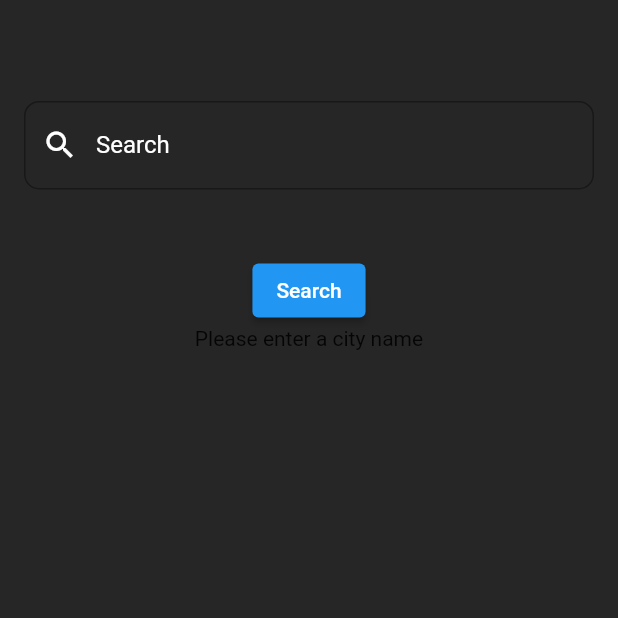
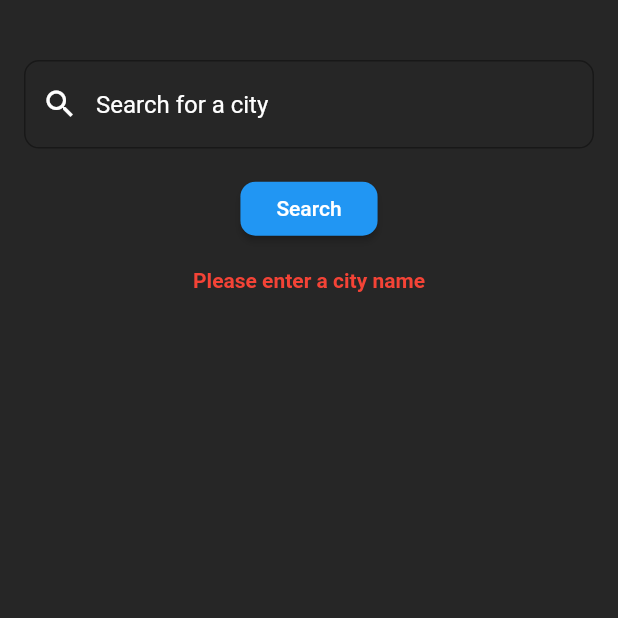
Before and after one commit to riVFerd/weather-app, a Flutter app: the screen it shows after launch, on a phone screen of 412 x 824 dp, the top half of it. Run offline on Flutter 3.47's test engine with Material 2 defaults, Android fonts, the phone set to English and light mode, and no system bars; our stand-ins replace bloc, dio, equatable, flutter_bloc.

Commit message:
improve some view component

```diff
--- /dev/null
+++ b/lib/components/error_text.dart
@@ -0,0 +1,20 @@
+import 'package:flutter/material.dart';
+
+class ErrorText extends StatelessWidget {
+  final String textContent;
+
+  const ErrorText({
+    super.key, required this.textContent,
+  });
+
+  @override
+  Widget build(BuildContext context) {
+    return Text(
+      textContent,
+      style: const TextStyle(
+        color: Colors.red,
+        fontWeight: FontWeight.bold,
+      ),
+    );
+  }
+}
--- a/lib/components/input_field.dart
+++ b/lib/components/input_field.dart
@@ -1,18 +1,24 @@
 import 'package:flutter/material.dart';
+import 'package:flutter_bloc/flutter_bloc.dart';
+import 'package:weather_app/bloc/weather_bloc.dart';
 
 class InputField extends StatelessWidget {
   final TextEditingController inputController;
 
   const InputField({
-    super.key, required this.inputController,
+    super.key,
+    required this.inputController,
   });
 
   @override
   Widget build(BuildContext context) {
-    return TextField(
+    return Column(
+      mainAxisAlignment: MainAxisAlignment.spaceEvenly,
+      children: [
+        TextField(
           controller: inputController,
           decoration: const InputDecoration(
-        hintText: 'Search',
+            hintText: 'Search for a city',
             hintStyle: TextStyle(
               color: Colors.white,
             ),
@@ -30,6 +36,23 @@ class InputField extends StatelessWidget {
             color: Colors.white,
             fontSize: 16,
           ),
+        ),
+        ElevatedButton(
+          onPressed: () {
+            BlocProvider.of<WeatherBloc>(context).add(
+              FetchWeather(inputController.text),
+            );
+          },
+          style: ElevatedButton.styleFrom(
+              shape: RoundedRectangleBorder(
+                borderRadius: BorderRadius.circular(10),
+              ),
+              padding: const EdgeInsets.symmetric(
+                horizontal: 24,
+              )),
+          child: const Text('Search'),
+        ),
+      ],
     );
   }
 }
--- a/lib/components/weather_forecast_box.dart
+++ b/lib/components/weather_forecast_box.dart
@@ -3,10 +3,14 @@ import 'package:weather_app/models/weather_forecast.dart';
 
 class WeatherForecastBox extends StatelessWidget {
   final WeatherForecast weatherForecast;
+
   const WeatherForecastBox({super.key, required this.weatherForecast});
 
   @override
   Widget build(BuildContext context) {
+    final date =
+        '${weatherForecast.date.day}-${weatherForecast.date.month}-${weatherForecast.date.year}';
+
     return Container(
       padding: const EdgeInsets.symmetric(horizontal: 16, vertical: 12),
       decoration: BoxDecoration(
@@ -31,7 +35,7 @@ class WeatherForecastBox extends StatelessWidget {
                 height: 8,
               ),
               Text(
-                weatherForecast.date.toString(),
+                date,
                 style: const TextStyle(
                   color: Colors.white,
                   fontSize: 16,
```
Also changed, not shown: lib/pages/home_page.dart (+48 -30 lines). Lines whose indentation alone changed are shown as unchanged.
